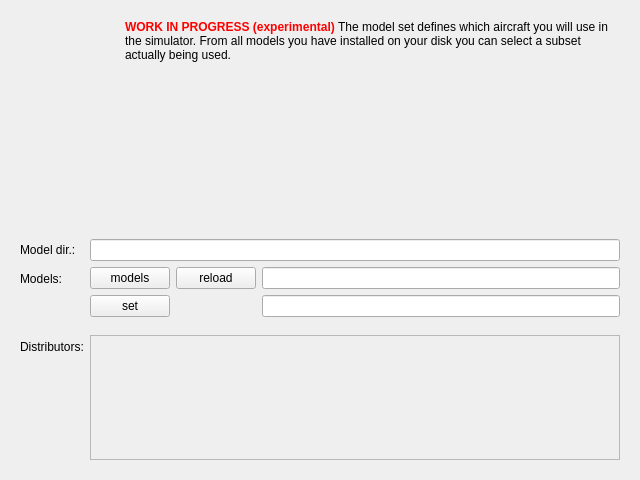
Before: the Qt Designer form src/blackgui/components/firstmodelsetcomponent.ui in swift-project/pilotclient, drawn with Qt 5.
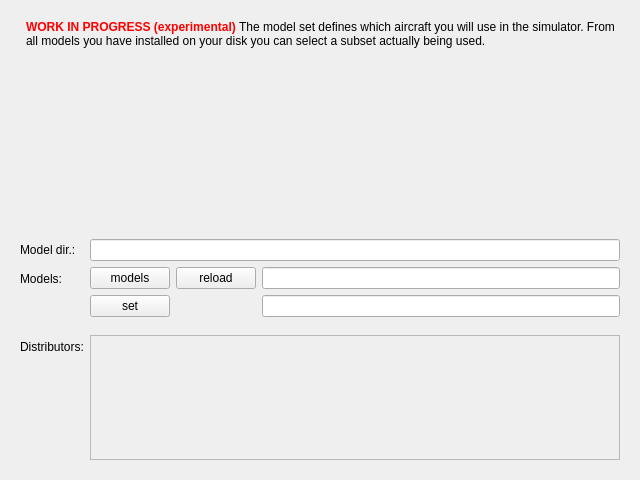
After: the same form once the commit is applied. Icons and pictures are not drawn. Custom widgets are drawn as their Qt base class.

Patch:
```diff
--- a/src/blackgui/components/firstmodelsetcomponent.ui
+++ b/src/blackgui/components/firstmodelsetcomponent.ui
@@ -16,8 +16,15 @@
   <layout class="QVBoxLayout" name="verticalLayout">
    <item alignment="Qt::AlignTop">
     <widget class="QFrame" name="fr_Info">
-     <layout class="QGridLayout" name="gl_Info" columnstretch="1,5">
-      <item row="0" column="1">
+     <layout class="QHBoxLayout" name="hl_Info" stretch="0,1">
+      <item>
+       <widget class="QLabel" name="lbl_SwiftIcon">
+        <property name="text">
+         <string>&lt;html&gt;&lt;img src=&quot;:/own/icons/own/swift3D/sw3DOrange-32.png&quot;&gt;&lt;/html&gt;</string>
+        </property>
+       </widget>
+      </item>
+      <item>
        <widget class="QLabel" name="lbl_Explaination">
         <property name="text">
          <string>&lt;html&gt;&lt;head/&gt;&lt;body&gt;&lt;p&gt;&lt;span style=&quot; font-size:9pt; font-weight:600; color:#ff0000;&quot;&gt;WORK IN PROGRESS (experimental) &lt;/span&gt;&lt;span style=&quot; font-size:9pt;&quot;&gt;The model set defines which aircraft you will use in the simulator. From all models you have installed on your disk you can select a subset actually being used.&lt;/span&gt;&lt;/p&gt;&lt;/body&gt;&lt;/html&gt;</string>
@@ -30,13 +37,6 @@
         </property>
        </widget>
       </item>
-      <item row="0" column="0">
-       <widget class="QLabel" name="lbl_SwiftIcon">
-        <property name="text">
-         <string>&lt;html&gt;&lt;img src=&quot;:/own/icons/own/swift3D/sw3DOrange-32.png&quot;&gt;&lt;/html&gt;</string>
-        </property>
-       </widget>
-      </item>
      </layout>
     </widget>
    </item>
```
